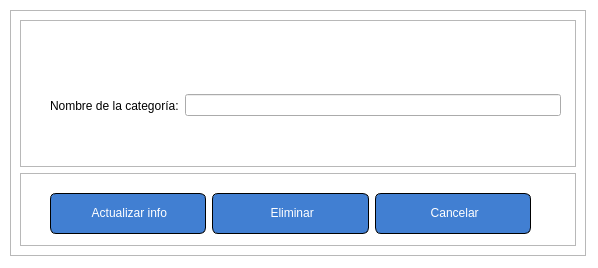
Old version of the form src/vistas/vistas_qt/VentanaInfoCategoria.ui in the repository alonso-04/DGTIC-APP.
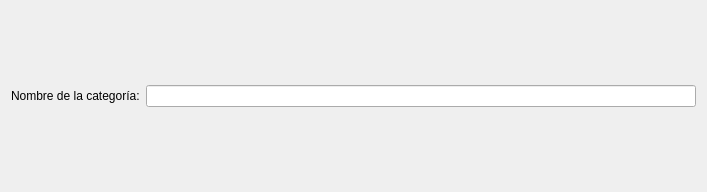
New version of the form. Icons and pictures are not drawn.

Commit message: Crear el componente de boton_acciones, crear utilidades para las interfaces y hacer un rediseño completo de la app

```diff
--- a/src/vistas/vistas_qt/VentanaInfoCategoria.ui
+++ b/src/vistas/vistas_qt/VentanaInfoCategoria.ui
@@ -6,20 +6,20 @@
    <rect>
     <x>0</x>
     <y>0</y>
-    <width>598</width>
-    <height>268</height>
+    <width>707</width>
+    <height>192</height>
    </rect>
   </property>
   <property name="minimumSize">
    <size>
-    <width>598</width>
-    <height>268</height>
+    <width>707</width>
+    <height>192</height>
    </size>
   </property>
   <property name="maximumSize">
    <size>
-    <width>598</width>
-    <height>268</height>
+    <width>707</width>
+    <height>192</height>
    </size>
   </property>
   <property name="windowTitle">
@@ -30,159 +30,28 @@
     <normaloff>:/iconos/iconos/icono-app-dgtic.png</normaloff>:/iconos/iconos/icono-app-dgtic.png</iconset>
   </property>
   <property name="styleSheet">
-   <string notr="true">#VentanaInfoCategoria {
-	background-color: #fff;
-}
-
-#frameGeneralInfoCategoria .QPushButton{
-	color: #ffffff;
-	background-color: #417fd2;
-	border: 1px solid rgb(0, 0, 0);
-	border-radius: 6px;
-	padding-bottom: 2px;
-	font: 10pt &quot;Arial&quot;;
-}
-
-#frameGeneralInfoCategoria .QPushButton::hover{
-	background-color: #5c8bc9;
-}
-
-#frameGeneralInfoCategoria .QPushButton::pressed{
-	background-color: #063c85;
-}</string>
+   <string notr="true"/>
   </property>
-  <widget class="QFrame" name="frameGeneralInfoCategoria">
-   <property name="geometry">
-    <rect>
-     <x>10</x>
-     <y>10</y>
-     <width>576</width>
-     <height>246</height>
-    </rect>
-   </property>
-   <property name="frameShape">
-    <enum>QFrame::StyledPanel</enum>
-   </property>
-   <property name="frameShadow">
-    <enum>QFrame::Raised</enum>
-   </property>
-   <layout class="QVBoxLayout" name="verticalLayout_2" stretch="2,1">
-    <item>
-     <widget class="QFrame" name="frameInfoCategoria">
-      <property name="frameShape">
-       <enum>QFrame::StyledPanel</enum>
-      </property>
-      <property name="frameShadow">
-       <enum>QFrame::Raised</enum>
-      </property>
-      <widget class="QWidget" name="layoutWidget">
-       <property name="geometry">
-        <rect>
-         <x>30</x>
-         <y>70</y>
-         <width>511</width>
-         <height>31</height>
-        </rect>
-       </property>
-       <layout class="QHBoxLayout" name="hlInfoCategoria">
-        <item>
-         <widget class="QLabel" name="labelInfoNombreCategoria">
-          <property name="text">
-           <string>Nombre de la categoría:</string>
-          </property>
-         </widget>
-        </item>
-        <item>
-         <widget class="QLineEdit" name="inputInfoNombreCategoria"/>
-        </item>
-       </layout>
-      </widget>
-     </widget>
-    </item>
-    <item>
-     <widget class="QFrame" name="frameAccionesInfoCategoria">
-      <property name="frameShape">
-       <enum>QFrame::StyledPanel</enum>
-      </property>
-      <property name="frameShadow">
-       <enum>QFrame::Raised</enum>
-      </property>
-      <widget class="QWidget" name="layoutWidget_2">
-       <property name="geometry">
-        <rect>
-         <x>30</x>
-         <y>20</y>
-         <width>481</width>
-         <height>41</height>
-        </rect>
-       </property>
-       <layout class="QHBoxLayout" name="hlBotonesAccionCategoria">
-        <item>
-         <widget class="QPushButton" name="botonAcualizarInfoCategoria">
-          <property name="sizePolicy">
-           <sizepolicy hsizetype="Minimum" vsizetype="Preferred">
-            <horstretch>0</horstretch>
-            <verstretch>0</verstretch>
-           </sizepolicy>
-          </property>
-          <property name="cursor">
-           <cursorShape>PointingHandCursor</cursorShape>
-          </property>
-          <property name="text">
-           <string> Actualizar info</string>
-          </property>
-          <property name="icon">
-           <iconset resource="../../recursos/qtRecursosIconos.qrc">
-            <normaloff>:/iconos/iconos/icono-editar.png</normaloff>:/iconos/iconos/icono-editar.png</iconset>
-          </property>
-         </widget>
-        </item>
-        <item>
-         <widget class="QPushButton" name="botonEliminarCategoria">
-          <property name="sizePolicy">
-           <sizepolicy hsizetype="Minimum" vsizetype="Preferred">
-            <horstretch>0</horstretch>
-            <verstretch>0</verstretch>
-           </sizepolicy>
-          </property>
-          <property name="cursor">
-           <cursorShape>PointingHandCursor</cursorShape>
-          </property>
-          <property name="text">
-           <string> Eliminar</string>
-          </property>
-          <property name="icon">
-           <iconset resource="../../recursos/qtRecursosIconos.qrc">
-            <normaloff>:/iconos/iconos/icono-eliminar.png</normaloff>:/iconos/iconos/icono-eliminar.png</iconset>
-          </property>
-         </widget>
-        </item>
-        <item>
-         <widget class="QPushButton" name="botonCancelarInfoCategoria">
-          <property name="sizePolicy">
-           <sizepolicy hsizetype="Minimum" vsizetype="Preferred">
-            <horstretch>0</horstretch>
-            <verstretch>0</verstretch>
-           </sizepolicy>
-          </property>
-          <property name="cursor">
-           <cursorShape>PointingHandCursor</cursorShape>
-          </property>
-          <property name="text">
-           <string> Cancelar</string>
-          </property>
-          <property name="icon">
-           <iconset resource="../../recursos/qtRecursosIconos.qrc">
-            <normaloff>:/iconos/iconos/icono-cancelar.png</normaloff>:/iconos/iconos/icono-cancelar.png</iconset>
-          </property>
-         </widget>
-        </item>
-       </layout>
-      </widget>
-     </widget>
-    </item>
-   </layout>
-  </widget>
+  <layout class="QVBoxLayout" name="verticalLayout_2">
+   <item>
+    <layout class="QVBoxLayout" name="layout_principal">
+     <item>
+      <layout class="QGridLayout" name="layout_info_categoria">
+       <item row="0" column="0">
+        <widget class="QLabel" name="lbl_nombre_categoria">
+         <property name="text">
+          <string>Nombre de la categoría:</string>
+         </property>
+        </widget>
+       </item>
+       <item row="0" column="1">
+        <widget class="QLineEdit" name="txt_nombre_categoria"/>
+       </item>
+      </layout>
+     </item>
+    </layout>
+   </item>
+  </layout>
  </widget>
  <resources>
   <include location="../../recursos/qtRecursosIconos.qrc"/>
```
Left out of the diff: 6 changed lines with no effect on the pictures. The commit also changes 84 other files.
